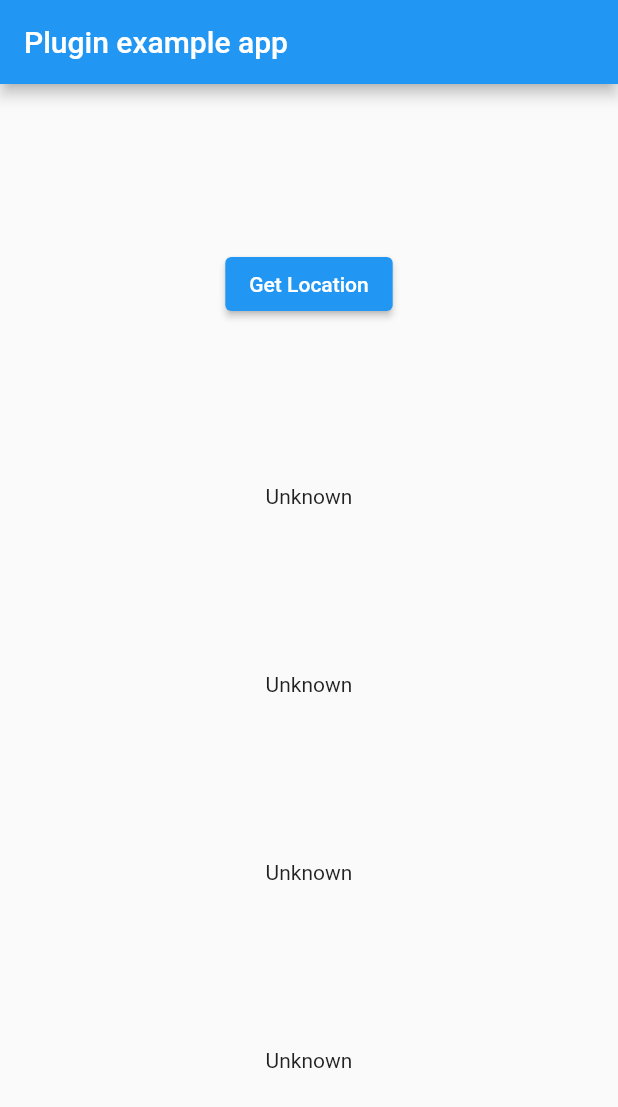
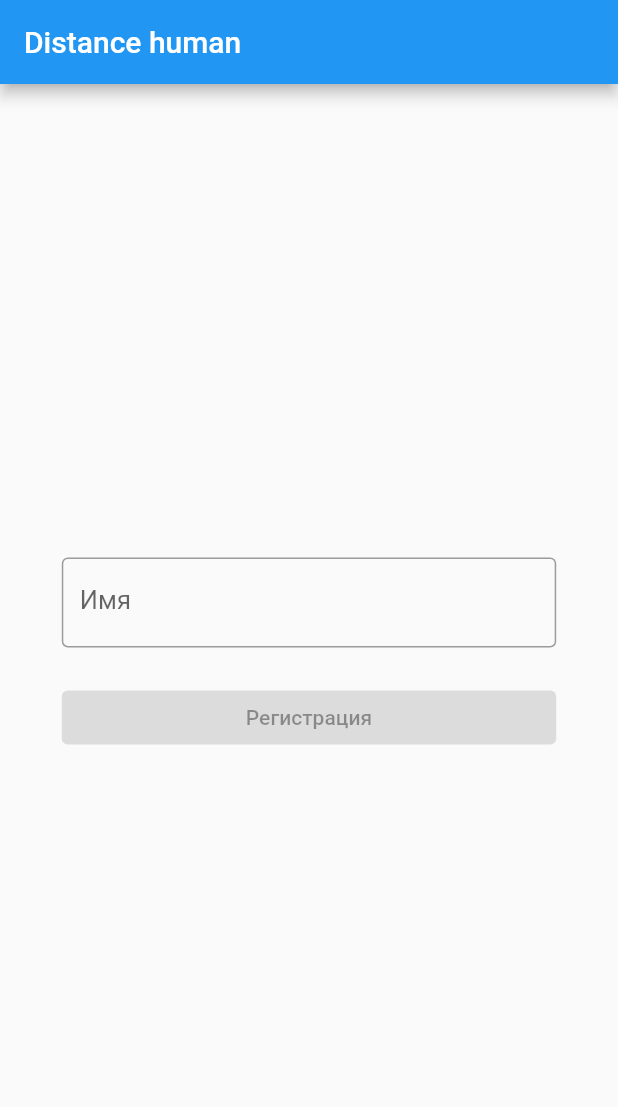
Before and after one commit to gimadev/distance_human, a Flutter app: the screen it shows after launch, on a phone screen of 412 x 824 dp. Shown: the top 1107 px of the screen. Run offline on Flutter 3.47's test engine with Material 2 defaults, Android fonts, the phone set to English and light mode, and no system bars; our stand-ins replace firebase_core, firebase_database, shared_preferences; missing offline and left inert: dart:ffi, geolocation; accounts and stored records are empty; generated files the repository leaves out were written again; Roboto replaces fonts that are missing (Verdana).

Commit message:
register view

```diff
--- a/lib/main.dart
+++ b/lib/main.dart
@@ -1,3 +1,5 @@
+import 'dart:ffi';
+
 import 'package:flutter/material.dart';
 import 'dart:async';
 
@@ -7,6 +9,9 @@ import 'package:geolocation/geolocation_platform_interface.dart';
 
 import 'package:firebase_core/firebase_core.dart';
 import 'firebase_options.dart';
+import 'package:firebase_database/firebase_database.dart';
+import 'package:shared_preferences/shared_preferences.dart';
+import 'package:uuid/uuid.dart';
 
 void main() {
   runApp(const MyApp());
@@ -20,27 +25,85 @@ class MyApp extends StatefulWidget {
 }
 
 class _MyAppState extends State<MyApp> {
+  late DatabaseReference ref;
+  late TextEditingController _controller;
+  var _nameReady = false;
+  final _geolocationPlugin = Geolocation();
+
   @override
   void initState() {
     super.initState();
+
+    _controller = TextEditingController();
+
+    _controller.addListener(() {
+      final text = _controller.text.toLowerCase();
+
+      if (text.length > 2) {
+        setState(() {
+          _nameReady = true;
+        });
+      } else {
+        setState(() {
+          _nameReady = false;
+        });
+      }
+    });
+
     initFirebase();
+    //initTimer();
   }
 
   Future<void> initFirebase() async {
     await Firebase.initializeApp(
       options: DefaultFirebaseOptions.currentPlatform,
     );
+
+    ref = FirebaseDatabase.instance.ref("users");
   }
 
-  String _lat = "Unknown";
-  String _lng = "Unknown";
-  String _distance = "Unknown";
-  String _time = "Unknown";
+  void initTimer() {
+    Timer.periodic(Duration(seconds: 5), periodic);
+  }
 
-  final _geolocationPlugin = Geolocation();
+  Future<void> periodic(timer) async {
+    var location = await getLocation();
+
+    if (location != null) {
+      var distance = double.parse(location['distance'] as String);
+
+      // if (distance > 10) {
+      //   print("little2");
+      // }
+
+      await ref.set({
+        "name": "John",
+        "age": 18,
+        "address": {"line1": "100 Mountain View"}
+      });
+    }
+  }
+
+  Widget registerButton() {
+    if (_nameReady) {
+      return ElevatedButton(
+        onPressed: registerHandler,
+        child: const Text('Регистрация'),
+      );
+    } else {
+      return const ElevatedButton(
+        onPressed: null,
+        child: Text('Регистрация'),
+      );
+    }
+  }
+
+  void registerHandler() {
+
+  }
 
   // Platform messages are asynchronous, so we initialize in an async method.
-  Future<void> getLocation() async {
+  Future<LocationType?> getLocation() async {
     LocationType? location;
     // Platform messages may fail, so we use a try/catch PlatformException.
     // We also handle the message potentially returning null.
@@ -50,17 +113,7 @@ class _MyAppState extends State<MyApp> {
       //location = 'Failed to get location.';
     }
 
-    // If the widget was removed from the tree while the asynchronous platform
-    // message was in flight, we want to discard the reply rather than calling
-    // setState to update our non-existent appearance.
-    if (!mounted) return;
-
-    setState(() {
-      _lat = "lat: ${location?['lat']}";
-      _lng = "lng: ${location?['lng']}";
-      _distance = "distance: ${location?['distance']}";
-      _time = "time: ${location?['time']}";
-    });
+    return location;
   }
 
   @override
@@ -68,24 +121,63 @@ class _MyAppState extends State<MyApp> {
     return MaterialApp(
       home: Scaffold(
         appBar: AppBar(
-          title: const Text('Plugin example app'),
+          title: const Text('Distance human'),
         ),
-        body: Center(
-          child: Column(
-            mainAxisAlignment: MainAxisAlignment.spaceEvenly,
-            children: [
-              ElevatedButton(
-                onPressed: getLocation,
-                child: const Text('Get Location'),
-              ),
-              Text(_lat),
-              Text(_lng),
-              Text(_distance),
-              Text(_time),
-            ],
-          ),
-        ),
+        body: getBody(),
       ),
     );
   }
+
+  Widget getBody() {
+    return Center(
+      child: Column(children: [
+        Expanded(
+          flex: 4,
+          child: Row(),
+        ),
+        Expanded(
+          flex: 1,
+          child: Row(children: [
+            Expanded(
+              flex: 1,
+              child: Column(),
+            ),
+            Expanded(
+              flex: 8,
+              child: TextField(
+                  controller: _controller,
+                  style: const TextStyle(fontSize: 17, fontFamily: "Verdana"),
+                  decoration: const InputDecoration(
+                      labelText: 'Имя', border: OutlineInputBorder())),
+            ),
+            Expanded(
+              flex: 1,
+              child: Column(),
+            )
+          ]),
+        ),
+        Expanded(
+          flex: 1,
+          child: Row(children: [
+            Expanded(
+              flex: 1,
+              child: Column(),
+            ),
+            Expanded(
+              flex: 8,
+              child: registerButton(),
+            ),
+            Expanded(
+              flex: 1,
+              child: Column(),
+            ),
+          ]),
+        ),
+        Expanded(
+          flex: 4,
+          child: Row(),
+        )
+      ]),
+    );
+  }
 }
--- a/pubspec.yaml
+++ b/pubspec.yaml
@@ -41,6 +41,8 @@ dependencies:
     git: https://github.com/gimadev/geolocation.git
   firebase_core: ^2.9.0
   firebase_database: ^10.1.0
+  shared_preferences: ^2.1.0
+  uuid: ^3.0.7
 
 dev_dependencies:
   flutter_test:
```
Also changed, not shown: pubspec.lock.
